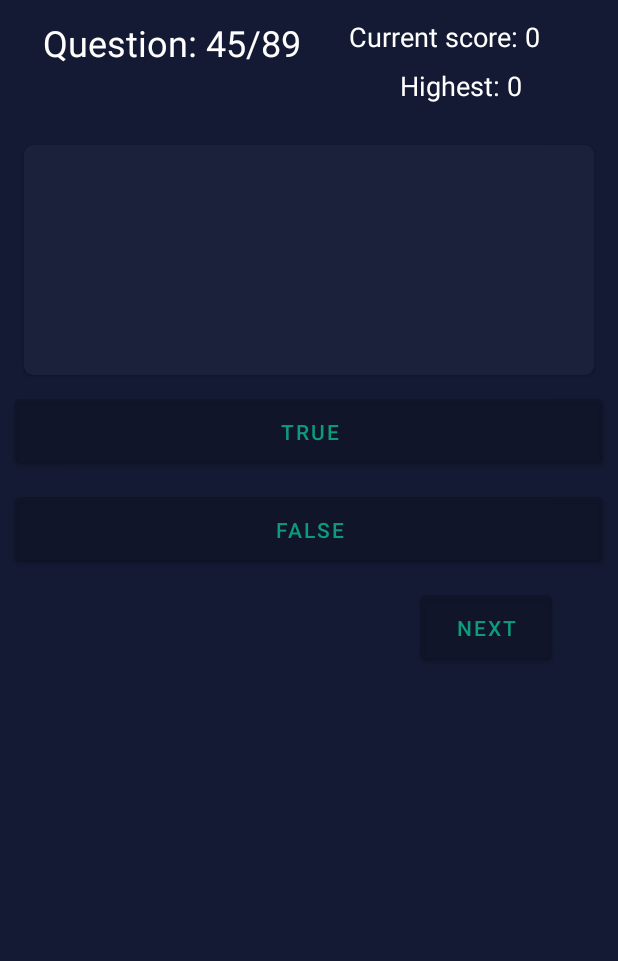
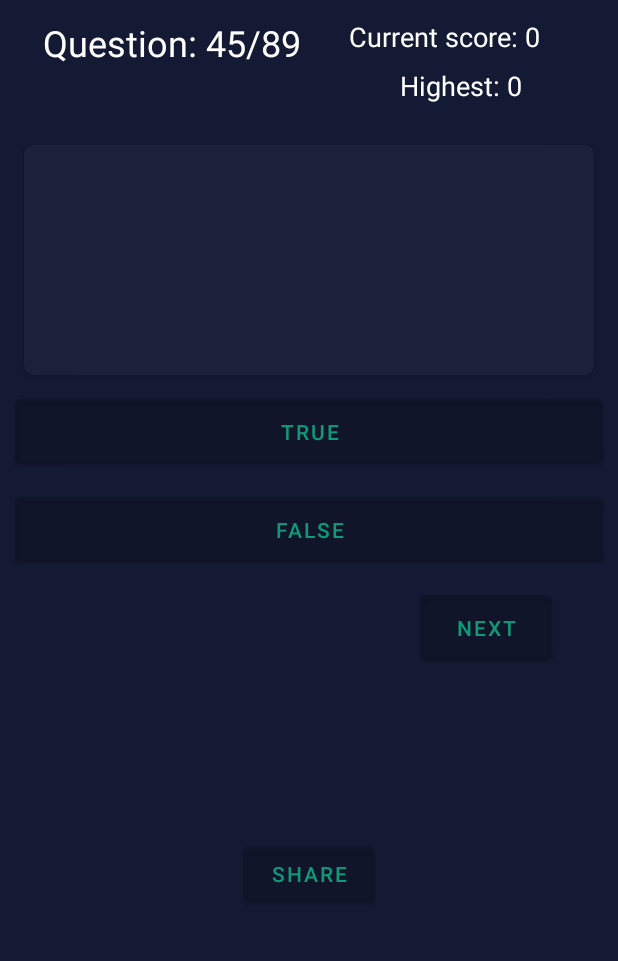
Before and after one commit to nalovski-hristijan/TriviaApp, an Android app: the screen it shows after launch (MainActivity), on a phone screen of 412 x 824 dp, the part 157-1118 px from its top. Run offline under Robolectric (Android 15) with nearby library versions, the light colour scheme and no system bars; our stand-ins replace Volley, data binding; network calls fail; Roboto replaces fonts that are not available here.

Commit message:
Added a share button with share function

```diff
--- a/app/src/main/res/layout/activity_main.xml
+++ b/app/src/main/res/layout/activity_main.xml
@@ -116,5 +116,16 @@
             app:layout_constraintHorizontal_bias="1.0"
             app:layout_constraintStart_toEndOf="@+id/text_view_out_of"
             app:layout_constraintTop_toBottomOf="@+id/score_text" />
+
+        <Button
+            android:id="@+id/button_share"
+            style="@style/ButtonStyle"
+            android:layout_width="wrap_content"
+            android:layout_height="wrap_content"
+            android:text="@string/share_button"
+            app:layout_constraintBottom_toBottomOf="parent"
+            app:layout_constraintEnd_toEndOf="parent"
+            app:layout_constraintStart_toStartOf="parent"
+            app:layout_constraintTop_toBottomOf="@+id/button_next" />
     </androidx.constraintlayout.widget.ConstraintLayout>
 </layout>
--- a/app/src/main/res/values/strings.xml
+++ b/app/src/main/res/values/strings.xml
@@ -7,4 +7,5 @@
     <string name="next_button">Next</string>
     <string name="correct_answer">Correct!</string>
     <string name="incorrect_answer">Incorrect!</string>
+    <string name="share_button">Share</string>
 </resources>
--- a/build.gradle
+++ b/build.gradle
@@ -1,5 +1,5 @@
 // Top-level build file where you can add configuration options common to all sub-projects/modules.
 plugins {
-    id 'com.android.application' version '7.4.1' apply false
-    id 'com.android.library' version '7.4.1' apply false
+    id 'com.android.application' version '8.0.2' apply false
+    id 'com.android.library' version '8.0.2' apply false
 }
--- a/gradle.properties
+++ b/gradle.properties
@@ -19,3 +19,5 @@ android.useAndroidX=true
 # resources declared in the library itself and none from the library's dependencies,
 # thereby reducing the size of the R class for that library
 android.nonTransitiveRClass=true
+android.defaults.buildfeatures.buildconfig=true
+android.nonFinalResIds=false
```
Also changed, not shown: app/src/main/java/com/hnalovski/triviaapp/MainActivity.java (+10 -0 lines), gradle/wrapper/gradle-wrapper.properties.
